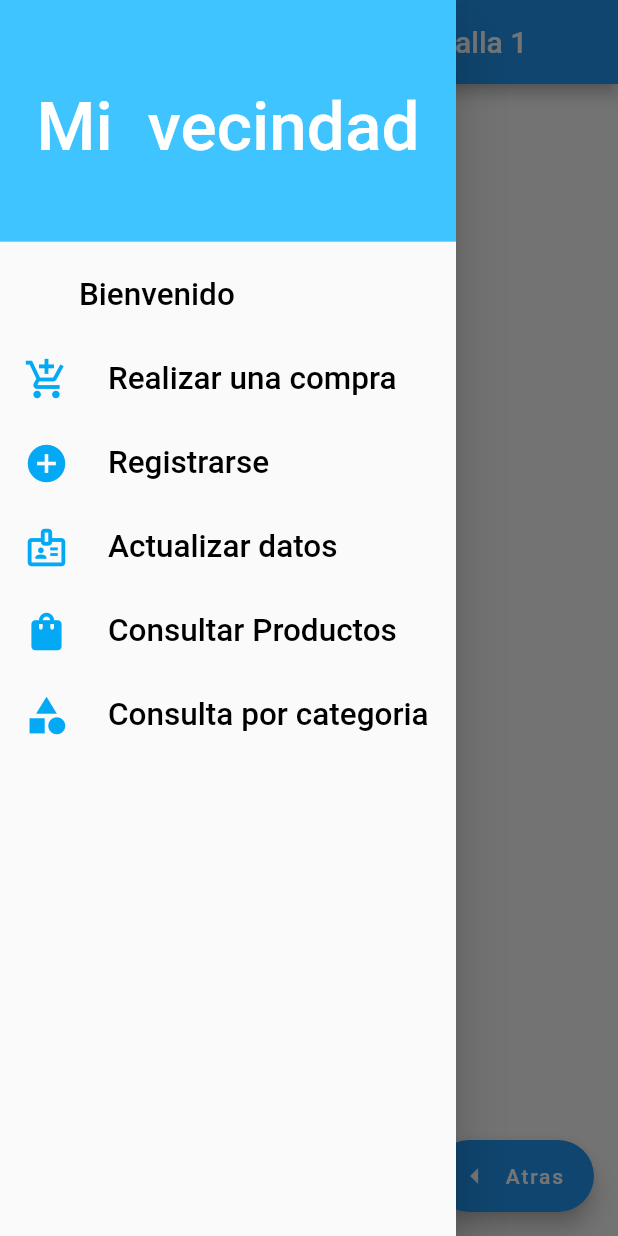
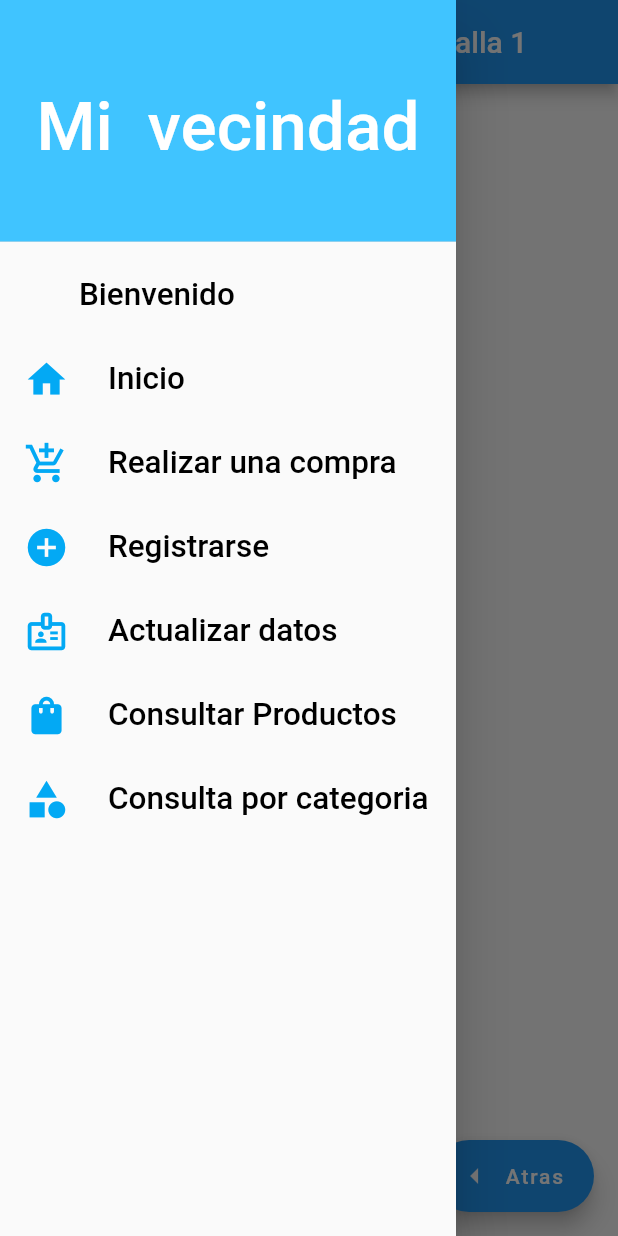
Before and after one commit to electronjhon/mivecindad, a Flutter app: the screen it shows after launch, item 2 of the bottom bar chosen, with the side drawer open, on a phone screen of 412 x 824 dp. Run offline on Flutter 3.47's test engine with Material 2 defaults, Android fonts, the light colour scheme and no system bars; our stand-ins replace cloud_firestore, firebase_core, fluttertoast, google_fonts; accounts and stored records are empty; network calls fail; Roboto replaces fonts that are missing (Satisfy).

Commit message:
Sprint 4  full subMenu enlace a  inicio

```diff
--- a/lib/main.dart
+++ b/lib/main.dart
@@ -89,7 +89,7 @@ void getNegocios() async{
                 margin: EdgeInsets.only(top:0.0),
                 //color: Colors.cyanAccent,
                 //padding: EdgeInsets.all(20.0),
-                child: Image.network("https://i.pinimg.com/550x/e4/e1/fb/e4e1fb324a6796b50c3c6cd800b937f2.jpg",height: 613,width: 710,)
+                child: Image.network("https://i.pinimg.com/550x/e4/e1/fb/e4e1fb324a6796b50c3c6cd800b937f2.jpg",height: 710,width: 710,)
             ),
           ],
 
@@ -196,6 +196,23 @@ class menu extends StatelessWidget {
 
               ),
               ListTile(
+                leading: Icon(Icons.home,
+                    size: 30,
+                    color: Colors.lightBlue),
+                title: Text('Inicio',
+                  style: GoogleFonts.lobsterTwo(
+                      textStyle: TextStyle(
+                          color: Colors.black,
+                          fontSize: 21)
+                  ),
+                ),
+                onTap: () {
+                  Navigator.push(context,
+                      MaterialPageRoute(builder: (context)=>MyApp()));
+                },
+
+              ),
+              ListTile(
                 leading: Icon(Icons.add_shopping_cart,
                     size: 30,
                     color: Colors.lightBlue),
```
